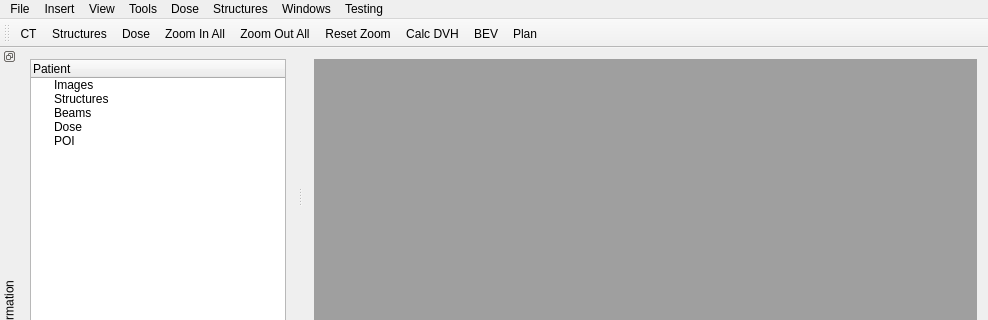
Qt form mainwindow.ui (Jothy/KIMView) before a commit; both pictures show x 0 to 988 and y 0 to 320 of the 988 by 586 pixel window.
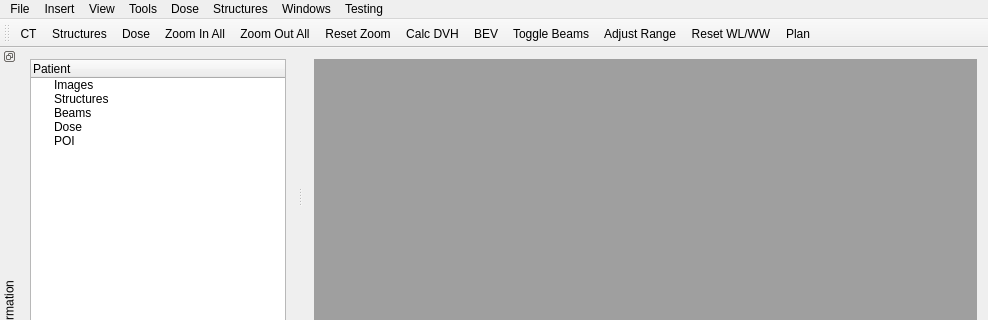
The same form after that commit. Icons and pictures are not drawn.

The edit to the form file:
```diff
--- a/mainwindow.ui
+++ b/mainwindow.ui
@@ -151,6 +151,9 @@
    <addaction name="actionReset_Zoom"/>
    <addaction name="actionCalc_DVH"/>
    <addaction name="actionBEV"/>
+   <addaction name="actionShowBeams"/>
+   <addaction name="actionAdjust_Range"/>
+   <addaction name="actionReset_WL_WW"/>
    <addaction name="actionPlan"/>
   </widget>
   <widget class="QStatusBar" name="statusBar"/>
```
Left out of the diff: 12 changed lines with no effect on the pictures.
